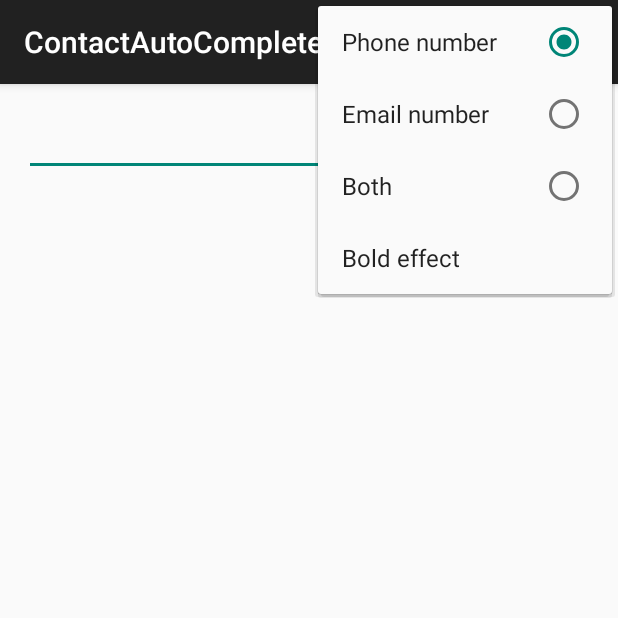
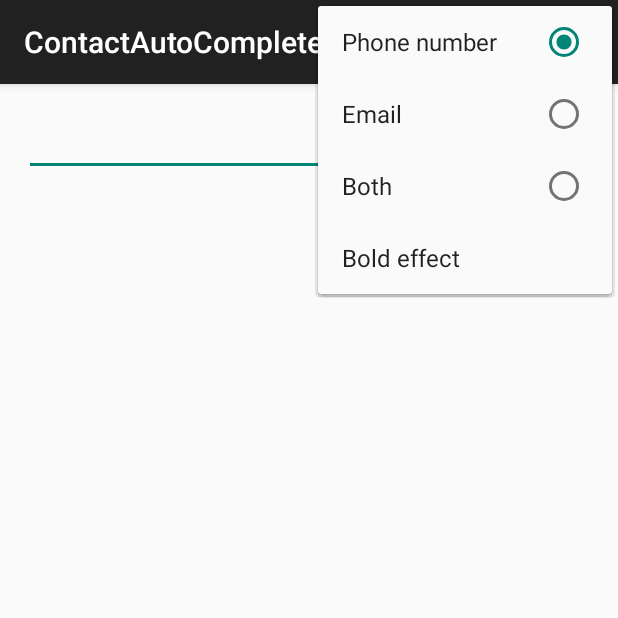
Before and after one commit to laurentmmeyer/ContactsAutoCompleteTextView, an Android app: the screen it shows after launch (MainActivity), with the options menu open, on a phone screen of 412 x 824 dp, the top half of it. Run offline under Robolectric (Android 15) with nearby library versions, the phone set to English and light mode, and no system bars.

Commit message:
Corrected a typo

```diff
--- a/app/src/main/res/menu/menu_main.xml
+++ b/app/src/main/res/menu/menu_main.xml
@@ -8,7 +8,7 @@
             android:title="Phone number"
             android:checked="true"/>
         <item android:id="@+id/menu_mail"
-            android:title="Email number" />
+            android:title="Email" />
         <item android:id="@+id/menu_both"
             android:title="Both"/>
         </group>
```
